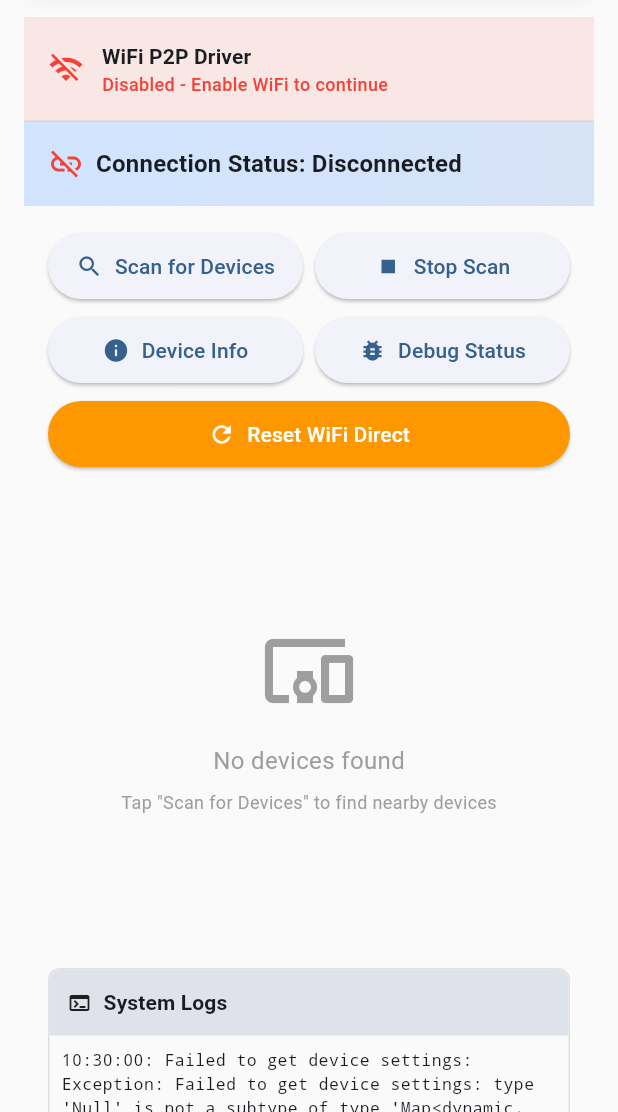
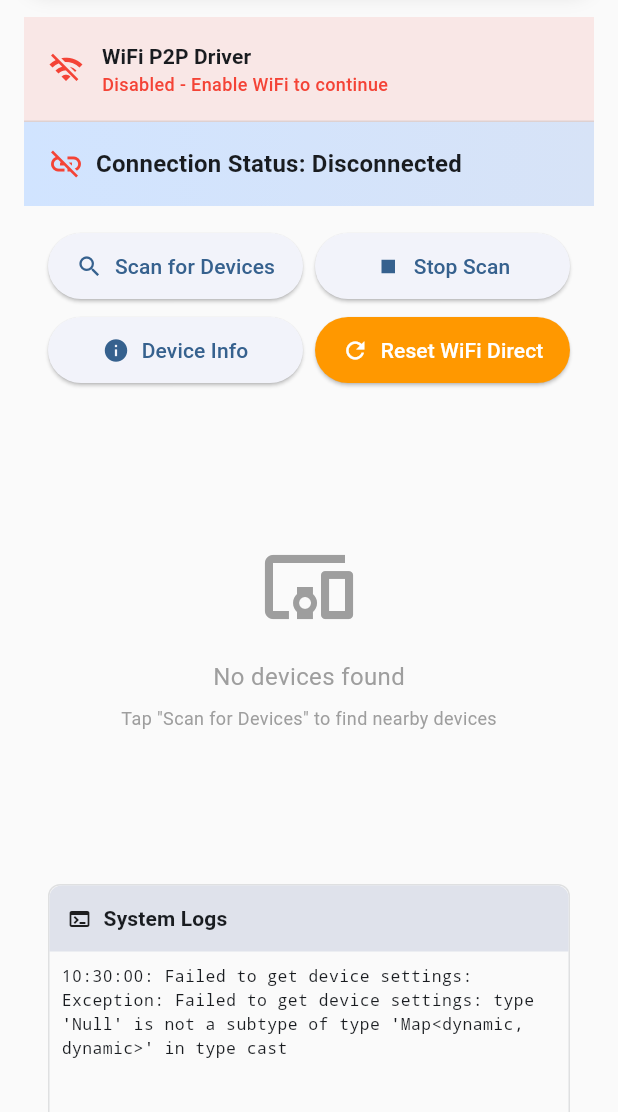
Before and after one commit to jingcjie/WDCable_flutter, a Flutter app: the screen it shows after launch, on a phone screen of 412 x 824 dp, the part 124-1236 px from its top. Run offline on Flutter 3.47's test engine with Material 3 defaults, Android fonts, the light colour scheme and no system bars.

Commit message:
refactor(widgets): remove debug button and increase speed test duration
- Remove debug status button and related controller method as they're no longer needed
- Increase speed test duration from 10 to 20 seconds for more accurate results

```diff
--- a/lib/controllers/wifi_direct_controller.dart
+++ b/lib/controllers/wifi_direct_controller.dart
@@ -356,41 +356,6 @@ class WiFiDirectController {
     }
   }
 
-  Future<void> getDiscoveryStatus() async {
-    try {
-      final status = await _service.getDiscoveryStatus();
-      _addLog('=== Discovery Status ===');
-
-      // Check if this is Android or Windows based on available fields
-      if (status.containsKey('discoveryAttempts')) {
-        // Android-specific debugging
-        _addLog('--- Android WiFi P2P Status ---');
-        _addLog('Is Discovering: ${status['isDiscovering'] ?? false}');
-        _addLog('Discovery Attempts: ${status['discoveryAttempts'] ?? 0}');
-        _addLog('Last Discovery Time: ${status['lastDiscoveryTime'] != null ? DateTime.fromMillisecondsSinceEpoch(status['lastDiscoveryTime']) : 'Never'}');
-        _addLog('Current Peer Count: ${status['currentPeerCount'] ?? 0}');
-        _addLog('Last Peer Count: ${status['lastPeerCount'] ?? 0}');
-        _addLog('WiFi Enabled: ${status['wifiEnabled'] ?? false}');
-        _addLog('WiFi P2P Enabled: ${status['wifiP2pEnabled'] ?? false}');
-        _addLog('Location Permission: ${status['locationPermission'] ?? false}');
-        _addLog('Nearby WiFi Permission: ${status['nearbyWifiPermission'] ?? false}');
-
-        // Log peer details if available
-        final peers = status['peers'] as List<dynamic>? ?? [];
-        if (peers.isNotEmpty) {
-          _addLog('--- Current Peers ---');
-          for (int i = 0; i < peers.length; i++) {
-            final peer = Map<String, dynamic>.from(peers[i] as Map);
-            _addLog('Peer $i: ${peer['deviceName']} (${peer['deviceAddress']}) - ${peer['status']}');
-          }
-        }
-      }
-      _addLog('Timestamp: ${DateTime.fromMillisecondsSinceEpoch(status['timestamp'] ?? 0)}');
-      _addLog('========================');
-    } catch (e) {
-      _addLog('Failed to get discovery status: $e');
-    }
-  }
 
   Future<void> stopDiscovery() async {
     try {
--- a/lib/widgets/connection_tab.dart
+++ b/lib/widgets/connection_tab.dart
@@ -170,21 +170,6 @@ class ConnectionTab extends StatelessWidget {
                 ),
               ),
               const SizedBox(width: 8),
-              Expanded(
-                child: ElevatedButton.icon(
-                  onPressed: controller.getDiscoveryStatus,
-                  icon: const Icon(Icons.bug_report),
-                  label: const Text('Debug Status'),
-                  style: ElevatedButton.styleFrom(
-                    padding: const EdgeInsets.symmetric(vertical: 12),
-                  ),
-                ),
-              ),
-            ],
-          ),
-          const SizedBox(height: 8),
-          Row(
-            children: [
               Expanded(
                 child: ElevatedButton.icon(
                   onPressed: controller.resetWifiDirectSettings,
--- a/lib/widgets/speed_test_tab.dart
+++ b/lib/widgets/speed_test_tab.dart
@@ -187,7 +187,7 @@ class _SpeedTestTabState extends State<SpeedTestTab>
       });
       _animationController.repeat();
 
-      await widget.controller.startSpeedTest(10);
+      await widget.controller.startSpeedTest(20);
 
       setState(() {
         _isTestRunning = false;
```
